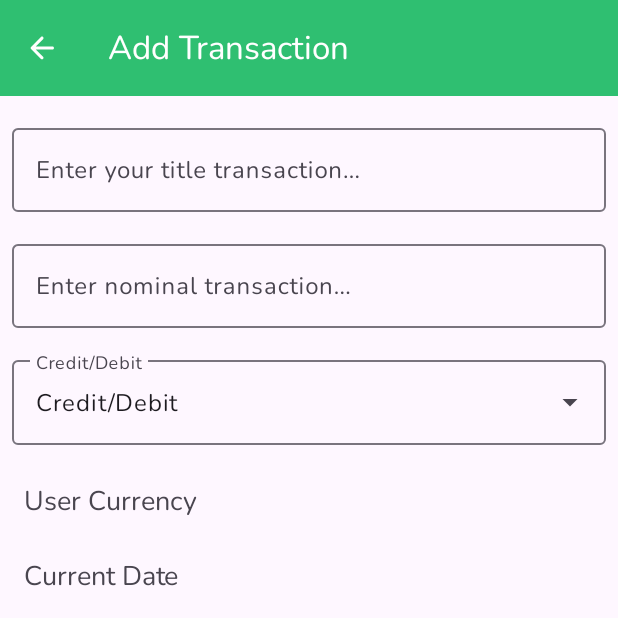
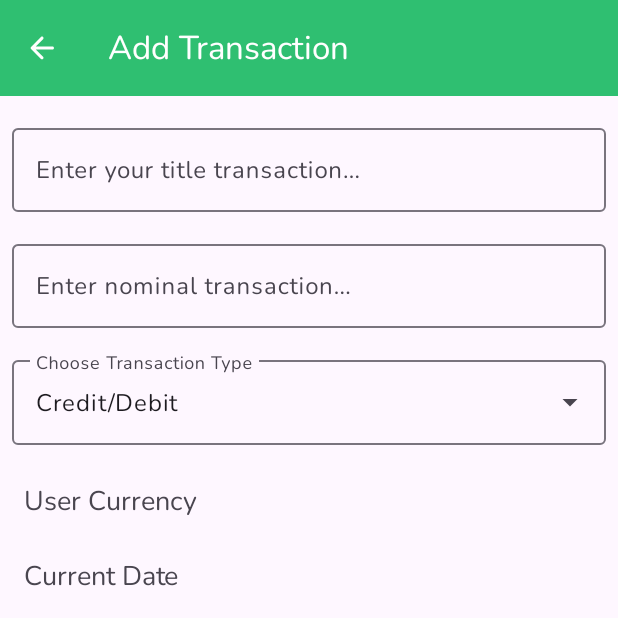
Before and after one commit to bagussubagja/wallet-wizard-app, an Android app: the AddTransactionFragment screen opened through its navigation route, on a phone screen of 412 x 824 dp, the top half of it. Run offline under Robolectric (Android 15) with nearby library versions, the light colour scheme and no system bars; our stand-ins replace Dagger/Hilt's generated code; network calls fail.

Commit message:
dev-6 : Add POST request of Transaction History data

```diff
--- a/app/src/main/java/com/mantequilla/walletwizardapp/fragments/AddTransactionFragment.kt
+++ b/app/src/main/java/com/mantequilla/walletwizardapp/fragments/AddTransactionFragment.kt
@@ -1,6 +1,7 @@
 package com.mantequilla.walletwizardapp.fragments
 
 import android.os.Bundle
+import android.util.Log
 import androidx.fragment.app.Fragment
 import android.view.LayoutInflater
 import android.view.View
@@ -8,13 +9,18 @@ import android.view.ViewGroup
 import android.widget.ArrayAdapter
 import androidx.appcompat.app.AppCompatActivity
 import androidx.core.content.ContextCompat
+import androidx.fragment.app.viewModels
+import com.google.gson.JsonObject
 import com.mantequilla.walletwizardapp.R
 import com.mantequilla.walletwizardapp.databinding.FragmentAddTransactionBinding
+import com.mantequilla.walletwizardapp.models.HistoryTransactionModelElement
+import com.mantequilla.walletwizardapp.viewmodel.AddTransactionViewModel
+import dagger.hilt.android.AndroidEntryPoint
+
+@AndroidEntryPoint
 class AddTransactionFragment : Fragment() {
     private lateinit var binding : FragmentAddTransactionBinding
-    override fun onCreate(savedInstanceState: Bundle?) {
-        super.onCreate(savedInstanceState)
-    }
+    private  val viewModel : AddTransactionViewModel by viewModels()
     override fun onCreateView(
         inflater: LayoutInflater, container: ViewGroup?,
         savedInstanceState: Bundle?
@@ -32,7 +38,25 @@ class AddTransactionFragment : Fragment() {
             requireActivity().onBackPressed()
         }
         val transactionType = resources.getStringArray(R.array.transactionType)
-        var arrayAdapter = ArrayAdapter(requireContext(), R.layout.item_dropdown_text, transactionType)
+        val arrayAdapter = ArrayAdapter(requireContext(), R.layout.item_dropdown_text, transactionType)
+
         binding.actvDropdownTransactionType.setAdapter(arrayAdapter)
+        binding.btnSubmitAddTransaction.setOnClickListener {
+            addTransactionHistoryBody()
+        }
+    }
+
+    private fun addTransactionHistoryBody (){
+        val titleText = binding.etTitle.text.toString()
+        val nominalText = binding.etNominal.text.toString()
+        val selectedTransactionType = binding.actvDropdownTransactionType.text.toString()
+        val jsonBody = JsonObject().apply {
+            addProperty("user_id", "a26ddfd8-077e-4e7f-abd7-c12d5b7a6088")
+            addProperty("title", titleText)
+            addProperty("nominal", nominalText.toInt())
+            if (selectedTransactionType.uppercase() == "CREDIT") addProperty("is_credit", true) else addProperty("is_credit", false)
+            addProperty("currency", "Rupiah")
+        }
+        viewModel.addTransactionHistoryData(jsonBody)
     }
 }
--- a/app/src/main/java/com/mantequilla/walletwizardapp/helper/Constants.kt
+++ b/app/src/main/java/com/mantequilla/walletwizardapp/helper/Constants.kt
@@ -2,6 +2,7 @@ package com.mantequilla.walletwizardapp.helper
 
 object Constants {
     const val BASE_URL = "https://eebosysotmazqwndlksw.supabase.co"
+    const val AUTHORIZATION = "Authorization"
     const val API_KEY = "eyJhbGciOiJIUzI1NiIsInR5cCI6IkpXVCJ9.eyJpc3MiOiJzdXBhYmFzZSIsInJlZiI6ImVlYm9zeXNvdG1henF3bmRsa3N3Iiwicm9sZSI6ImFub24iLCJpYXQiOjE2ODIwNTQ2NjYsImV4cCI6MTk5NzYzMDY2Nn0.bUZXBJ1bxBMa0ReUl0K6dtnUyZmtL1jDgWCAr8KXsE4"
     const val END_POINT_HISTORY_TRANSACTION = "/rest/v1/history_transaction"
     const val END_POINT_USER = "/rest/v1/users"
--- a/app/src/main/java/com/mantequilla/walletwizardapp/viewmodel/HomeFragmentViewModel.kt
+++ b/app/src/main/java/com/mantequilla/walletwizardapp/viewmodel/HomeFragmentViewModel.kt
@@ -5,6 +5,7 @@ import androidx.lifecycle.LiveData
 import androidx.lifecycle.MutableLiveData
 import androidx.lifecycle.ViewModel
 import androidx.lifecycle.viewModelScope
+import com.google.gson.JsonObject
 import com.mantequilla.walletwizardapp.helper.Constants
 import com.mantequilla.walletwizardapp.models.HistoryTransactionModelElement
 import com.mantequilla.walletwizardapp.models.UserModel
--- a/app/src/main/res/layout/fragment_add_transaction.xml
+++ b/app/src/main/res/layout/fragment_add_transaction.xml
@@ -50,19 +50,20 @@
 
         <com.google.android.material.textfield.TextInputEditText
             android:id="@+id/etNominal"
+            android:inputType="number"
             android:layout_width="match_parent"
             android:layout_height="wrap_content" />
 
     </com.google.android.material.textfield.TextInputLayout>
 
     <com.google.android.material.textfield.TextInputLayout
-        android:id="@+id/textInputLayout2"
+        android:id="@+id/actv_dropdownTransactionTypeLayout"
         style="@style/Widget.Material3.TextInputLayout.OutlinedBox.ExposedDropdownMenu"
         android:layout_width="match_parent"
         android:layout_height="wrap_content"
         android:layout_marginHorizontal="@dimen/dimen8dp"
         android:layout_marginTop="@dimen/dimen16dp"
-        android:hint="@string/credit_debit_hint"
+        android:hint="@string/choose_transaction_type"
         app:layout_constraintEnd_toEndOf="parent"
         app:layout_constraintStart_toStartOf="parent"
         app:layout_constraintTop_toBottomOf="@+id/textInputLayout">
@@ -72,7 +73,8 @@
             android:layout_width="match_parent"
             android:layout_height="wrap_content"
             android:inputType="none"
-            android:text="Credit/Debit" />
+            android:text="@string/credit_debit_hint_text"
+            tools:ignore="TransactionTypeLabel" />
 
 
     </com.google.android.material.textfield.TextInputLayout>
@@ -86,7 +88,7 @@
         android:text="User Currency"
         android:textSize="@dimen/dimen18sp"
         app:layout_constraintStart_toStartOf="parent"
-        app:layout_constraintTop_toBottomOf="@+id/textInputLayout2" />
+        app:layout_constraintTop_toBottomOf="@+id/actv_dropdownTransactionTypeLayout" />
 
     <TextView
         android:layout_width="wrap_content"
@@ -122,11 +124,12 @@
         tools:text="01/05/2023" />
 
     <Button
+        android:id="@+id/btnSubmitAddTransaction"
         android:layout_width="match_parent"
         android:layout_height="wrap_content"
         android:layout_marginHorizontal="@dimen/dimen24dp"
         android:layout_marginVertical="@dimen/dimen16dp"
-        android:text="Submit Data"
+        android:text="@string/submit_data"
         app:layout_constraintBottom_toBottomOf="parent"
         app:layout_constraintEnd_toEndOf="parent"
         app:layout_constraintStart_toStartOf="parent" />
--- a/app/src/main/res/values-night/strings.xml
+++ b/app/src/main/res/values-night/strings.xml
@@ -6,4 +6,6 @@
     <string name="setting_button">Setting Button</string>
     <string name="user_dummy">User Dummy.</string>
     <string name="hello">Hello,</string>
+    <string name="credit_debit_hint_text">Credit/Debit</string>
+    <string name="choose_transaction_type">Choose Transaction Type</string>
 </resources>
--- a/app/src/main/res/values/strings.xml
+++ b/app/src/main/res/values/strings.xml
@@ -26,6 +26,9 @@
     <string name="recent_activity">Recent Activity</string>
     <string name="see_more">See More</string>
     <string name="fabutton">FAButton</string>
+    <string name="submit_data">Submit Data</string>
+    <string name="credit_debit_hint_text">Credit/Debit</string>
+    <string name="choose_transaction_type">Choose Transaction Type</string>
     <string-array name="transactionType">
         <item>Credit</item>
         <item>Debit</item>
```
Also changed, not shown: app/src/main/java/com/mantequilla/walletwizardapp/api/ApiService.kt (+12 -0 lines), app/src/main/java/com/mantequilla/walletwizardapp/repository/ApiRepository.kt (+9 -0 lines), app/src/main/java/com/mantequilla/walletwizardapp/viewmodel/AddTransactionViewModel.kt (added, +29 -0 lines).
